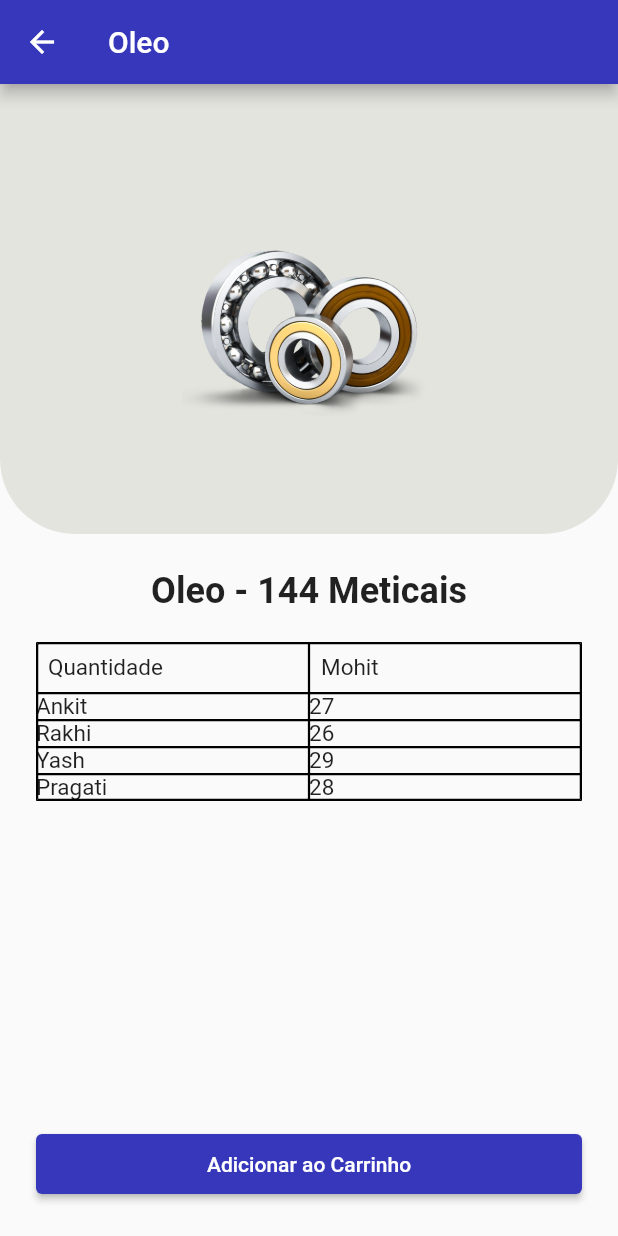
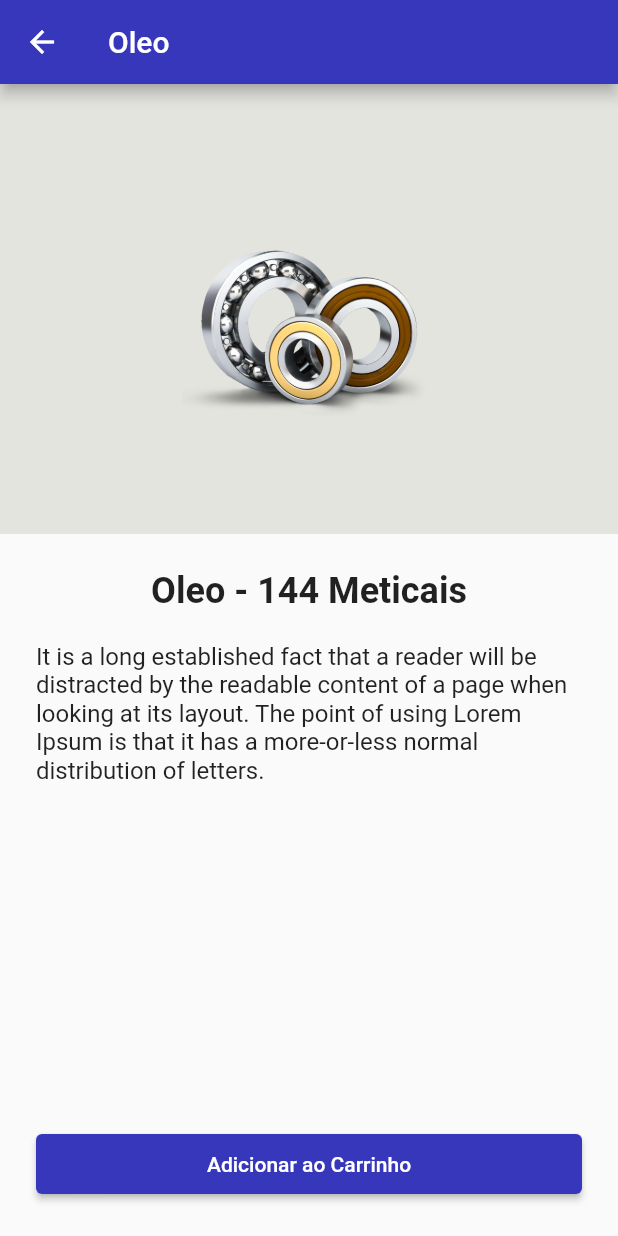
Before and after one commit to marinoricardo/ecommerce_app_flutter, a Flutter app: the screen it shows after launch, after a tap on "Oleo", on a phone screen of 412 x 824 dp. Run offline on Flutter 3.47's test engine with Material 2 defaults, Android fonts, the phone set to English and light mode, and no system bars.

Commit message:
detalhes produtos

```diff
--- a/lib/pages/detalhes_produto.dart
+++ b/lib/pages/detalhes_produto.dart
@@ -25,14 +25,14 @@ class _DetalhesProdutoState extends State<DetalhesProduto> {
         children: [
           Container(
             decoration: BoxDecoration(
-              borderRadius: BorderRadius.only(
-                bottomLeft: Radius.circular(50),
-                bottomRight: Radius.circular(50),
-              ),
+              // borderRadius: BorderRadius.only(
+              //   bottomLeft: Radius.circular(50),
+              //   bottomRight: Radius.circular(50),
+              // ),
               color: Color.fromARGB(255, 228, 228, 223),
             ),
             height: 300,
-            width: MediaQuery.of(context).size.width,
+            width: double.infinity,
             child: Image.asset(
               '${args.image}',
               // height: 300,
@@ -53,71 +53,10 @@ class _DetalhesProdutoState extends State<DetalhesProduto> {
                   SizedBox(
                     height: 20,
                   ),
-                  Table(
-                    border: TableBorder.all(color: Colors.black, width: 1.5),
-                    children: const [
-                      TableRow(children: [
-                        Padding(
-                          padding: EdgeInsets.all(8.0),
-                          child: Text(
-                            "Quantidade",
-                            style: TextStyle(fontSize: 15.0),
-                          ),
-                        ),
-                        Padding(
-                          padding: EdgeInsets.all(8.0),
-                          child: Text(
-                            "Mohit",
-                            style: TextStyle(fontSize: 15.0),
-                          ),
-                        ),
-                      ]),
-                      TableRow(children: [
-                        Text(
-                          "Ankit",
-                          style: TextStyle(fontSize: 15.0),
-                        ),
-                        Text(
-                          "27",
-                          style: TextStyle(fontSize: 15.0),
-                        ),
-                      ]),
-                      TableRow(children: [
-                        Text(
-                          "Rakhi",
-                          style: TextStyle(fontSize: 15.0),
-                        ),
-                        Text(
-                          "26",
-                          style: TextStyle(fontSize: 15.0),
-                        ),
-                      ]),
-                      TableRow(children: [
-                        Text(
-                          "Yash",
-                          style: TextStyle(fontSize: 15.0),
-                        ),
-                        Text(
-                          "29",
-                          style: TextStyle(fontSize: 15.0),
-                        ),
-                      ]),
-                      TableRow(children: [
-                        Text(
-                          "Pragati",
-                          style: TextStyle(fontSize: 15.0),
-                        ),
-                        Text(
-                          "28",
-                          style: TextStyle(fontSize: 15.0),
-                        ),
-                      ]),
-                    ],
+                  Text(
+                    'It is a long established fact that a reader will be distracted by the readable content of a page when looking at its layout. The point of using Lorem Ipsum is that it has a more-or-less normal distribution of letters.',
+                    style: TextStyle(fontSize: 16),
                   ),
-                  // Text(
-                  //   'It is a long established fact that a reader will be distracted by the readable content of a page when looking at its layout. The point of using Lorem Ipsum is that it has a more-or-less normal distribution of letters.',
-                  //   style: TextStyle(fontSize: 16),
-                  // ),
                 ],
               ),
             ),
```
